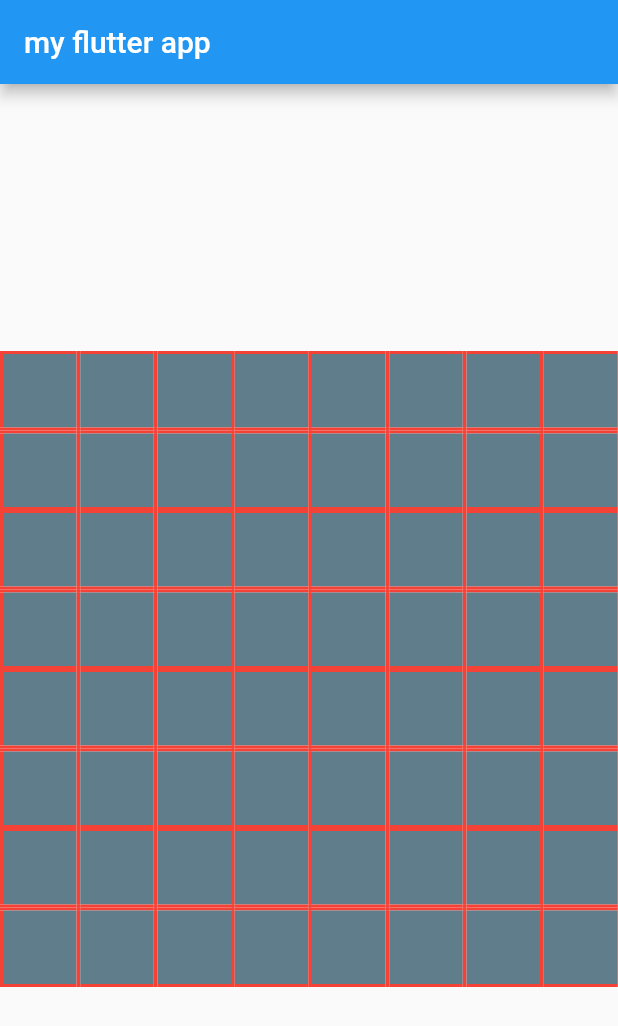
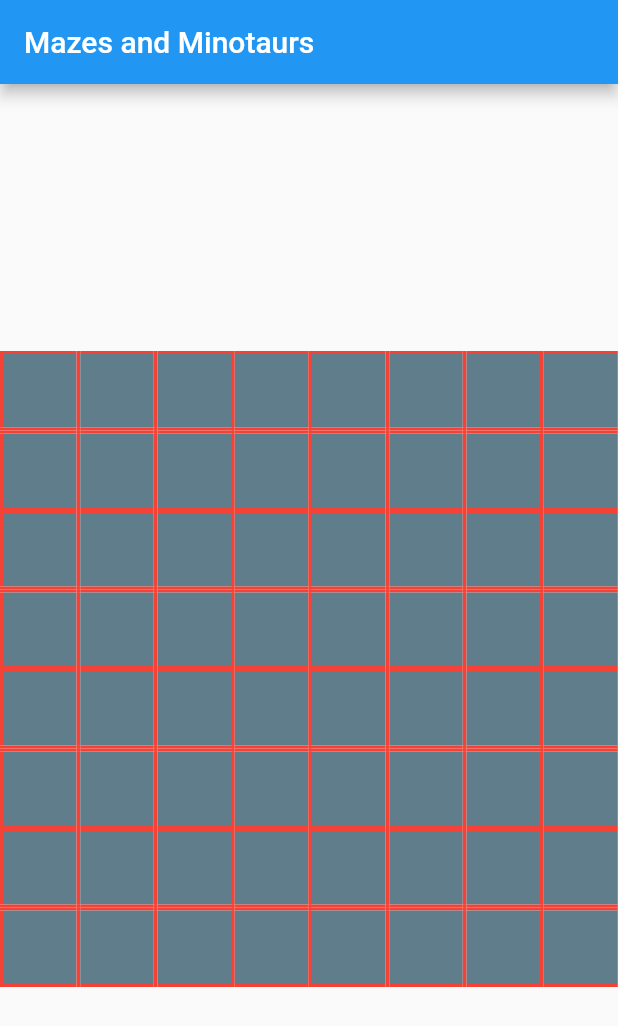
Before and after one commit to corymalcolmtaylor/game_maze, a Flutter app: the screen it shows after launch, on a phone screen of 412 x 824 dp. Shown: the top 1026 px of the screen. Run offline on Flutter 3.47's test engine with Material 2 defaults, Android fonts, the phone set to English and light mode, and no system bars.

Commit message:
resize maze in landscape

```diff
--- a/lib/main.dart
+++ b/lib/main.dart
@@ -8,10 +8,11 @@ class MyApp extends StatelessWidget {
   @override
   Widget build(BuildContext context) {
     final numRows = 8;
+    final title = 'Mazes and Minotaurs';
     Maze maze = Maze(numRows);
     maze.carveLabyrinth();
     return MaterialApp(
-      title: 'my flutter app',
+      title: title,
       theme: ThemeData(
         // This is the theme of your application.
         //
@@ -26,7 +27,7 @@ class MyApp extends StatelessWidget {
       ),
       home: Scaffold(
         appBar: AppBar(
-          title: Text('my flutter app'),
+          title: Text(title),
         ),
         body: MazeRoom(maze),
       ),
@@ -163,7 +164,10 @@ class MazeRoom extends StatelessWidget {
   Widget build(BuildContext context) {
     var maxWidth = MediaQuery.of(context).size.width;
     if (MediaQuery.of(context).orientation == Orientation.landscape) {
-      maxWidth = MediaQuery.of(context).size.height;
+      print('in landscape mode');
+      maxWidth = MediaQuery.of(context).size.height * 0.75;
+    } else {
+      print('in portrait mode');
     }
 
     var trs = <TableRow>[];
```
